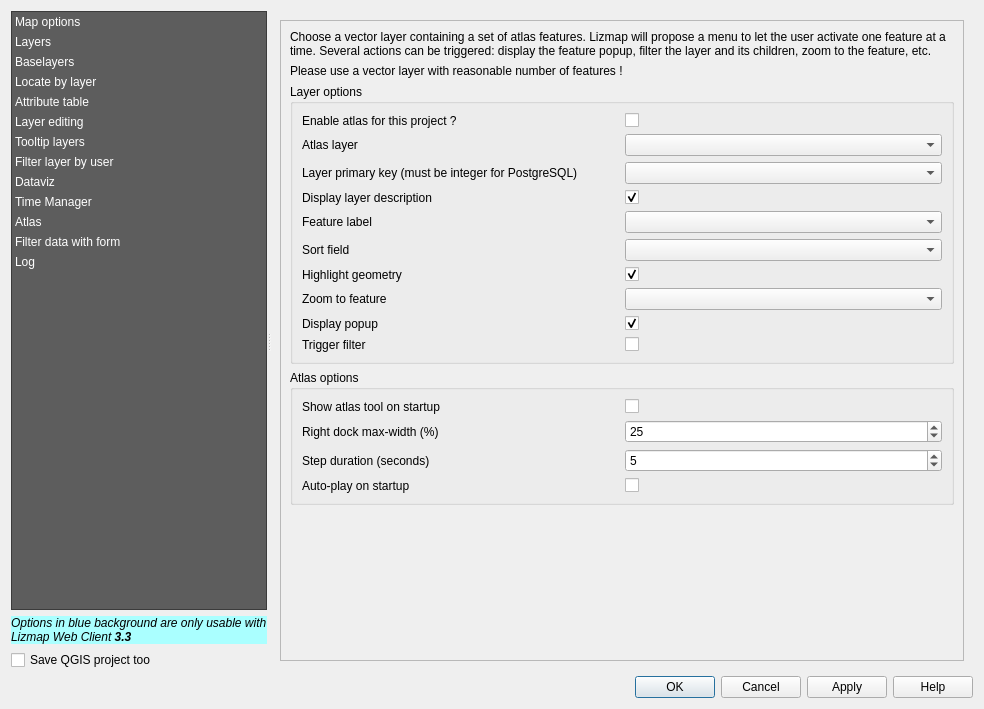
Above: resources/ui/ui_lizmap.ui from 3liz/lizmap-plugin before the change. Below: the same form after it.
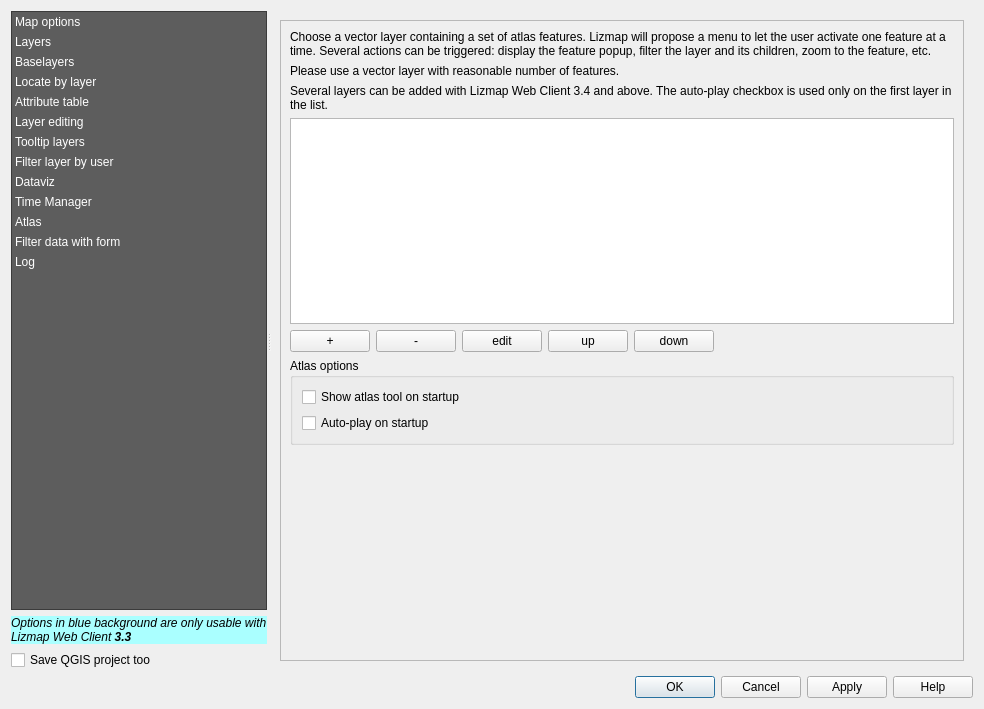
That is the form after the change. The open tabs and pages were chosen to show the change. Custom widgets are drawn as their Qt base class.

Commit message: add multi atlas and form edition

Patch:
```diff
--- a/resources/ui/ui_lizmap.ui
+++ b/resources/ui/ui_lizmap.ui
@@ -4133,7 +4133,7 @@
                <rect>
                 <x>0</x>
                 <y>0</y>
-                <width>686</width>
+                <width>684</width>
                 <height>640</height>
                </rect>
               </property>
@@ -4151,201 +4151,78 @@
                <item>
                 <widget class="QLabel" name="label_90">
                  <property name="text">
-                  <string>Please use a vector layer with reasonable number of features !</string>
+                  <string>Please use a vector layer with reasonable number of features.</string>
                  </property>
                 </widget>
                </item>
                <item>
-                <widget class="QGroupBox" name="groupBox">
-                 <property name="title">
-                  <string>Layer options</string>
-                 </property>
-                 <layout class="QVBoxLayout" name="verticalLayout_42">
-                  <item>
-                   <layout class="QGridLayout" name="gridLayout">
-                    <item row="1" column="3">
-                     <widget class="QgsMapLayerComboBox" name="atlasLayer">
-                      <property name="toolTip">
-                       <string>The vector layer for the atlas</string>
-                      </property>
-                     </widget>
-                    </item>
-                    <item row="8" column="1">
-                     <widget class="QLabel" name="label_84">
+                <widget class="QLabel" name="label_48">
                       <property name="text">
-                       <string>Zoom to feature</string>
-                      </property>
-                     </widget>
-                    </item>
-                    <item row="10" column="1">
-                     <widget class="QLabel" name="label_86">
-                      <property name="text">
-                       <string>Trigger filter</string>
-                      </property>
-                     </widget>
-                    </item>
-                    <item row="9" column="3">
-                     <widget class="QCheckBox" name="atlasDisplayPopup">
-                      <property name="toolTip">
-                       <string>You can choose to display the popup in the feature in the atlas container or not</string>
-                      </property>
-                      <property name="text">
-                       <string/>
-                      </property>
-                      <property name="checked">
+                  <string>&lt;html&gt;&lt;head/&gt;&lt;body&gt;&lt;p&gt;Several layers can be added with Lizmap Web Client 3.4 and above. The auto-play checkbox is used only on the first layer in the list.&lt;/p&gt;&lt;/body&gt;&lt;/html&gt;</string>
+                 </property>
+                 <property name="wordWrap">
                        <bool>true</bool>
                       </property>
                      </widget>
                     </item>
-                    <item row="1" column="1">
-                     <widget class="QLabel" name="label_82">
-                      <property name="text">
-                       <string>Atlas layer</string>
+               <item>
+                <widget class="QTableWidget" name="table_atlas">
+                 <property name="selectionBehavior">
+                  <enum>QAbstractItemView::SelectColumns</enum>
                       </property>
                      </widget>
                     </item>
-                    <item row="5" column="1">
-                     <widget class="QLabel" name="label_83">
+               <item>
+                <layout class="QHBoxLayout" name="horizontalLayout_23">
+                 <item>
+                  <widget class="QPushButton" name="button_atlas_add">
                       <property name="text">
-                       <string>Feature label</string>
+                    <string notr="true">+</string>
                       </property>
                      </widget>
                     </item>
-                    <item row="9" column="1">
-                     <widget class="QLabel" name="label_85">
+                 <item>
+                  <widget class="QPushButton" name="button_atlas_remove">
                       <property name="text">
-                       <string>Display popup</string>
+                    <string notr="true">-</string>
                       </property>
                      </widget>
                     </item>
-                    <item row="10" column="3">
-                     <widget class="QCheckBox" name="atlasTriggerFilter">
-                      <property name="toolTip">
-                       <string>If you want to activate filter on the feature selected by the atlas, it will hide all other features of the layer and only show the one selected</string>
-                      </property>
+                 <item>
+                  <widget class="QPushButton" name="button_atlas_edit">
                       <property name="text">
-                       <string/>
+                    <string notr="true">edit</string>
                       </property>
                      </widget>
                     </item>
-                    <item row="3" column="3">
-                     <widget class="QCheckBox" name="atlasDisplayLayerDescription">
-                      <property name="toolTip">
-                       <string>If you want to display the layer description in the dock of your atlas</string>
-                      </property>
+                 <item>
+                  <widget class="QPushButton" name="button_atlas_up">
                       <property name="text">
-                       <string/>
-                      </property>
-                      <property name="checked">
-                       <bool>true</bool>
-                      </property>
-                     </widget>
-                    </item>
-                    <item row="3" column="1">
-                     <widget class="QLabel" name="label_88">
+                    <string notr="true">up</string>
+                   </property>
+                  </widget>
+                 </item>
+                 <item>
+                  <widget class="QPushButton" name="button_atlas_down">
                       <property name="text">
-                       <string>Display layer description</string>
+                    <string notr="true">down</string>
                       </property>
                      </widget>
                     </item>
-                    <item row="5" column="3">
-                     <widget class="QgsFieldComboBox" name="atlasFeatureLabel">
-                      <property name="toolTip">
-                       <string>Choose the field who contains the name of your features, it will be shown instead of the primary key in the list of features</string>
-                      </property>
-                     </widget>
-                    </item>
-                    <item row="0" column="3">
-                     <widget class="QCheckBox" name="atlasEnabled">
-                      <property name="toolTip">
-                       <string>if the atlas is enabled or not in your project</string>
-                      </property>
-                      <property name="text">
-                       <string/>
-                      </property>
-                     </widget>
-                    </item>
-                    <item row="0" column="1">
-                     <widget class="QLabel" name="label_91">
-                      <property name="text">
-                       <string>Enable atlas for this project ?</string>
-                      </property>
-                     </widget>
-                    </item>
-                    <item row="7" column="1">
-                     <widget class="QLabel" name="label_92">
-                      <property name="text">
-                       <string>Highlight geometry</string>
-                      </property>
-                     </widget>
-                    </item>
-                    <item row="7" column="3">
-                     <widget class="QCheckBox" name="atlasHighlightGeometry">
-                      <property name="toolTip">
-                       <string>You can choose to highlight the feature selected by the atlas, it will change every time it’s switching to a new feature</string>
-                      </property>
-                      <property name="text">
-                       <string/>
-                      </property>
-                      <property name="checked">
-                       <bool>true</bool>
-                      </property>
-                     </widget>
-                    </item>
-                    <item row="6" column="1">
-                     <widget class="QLabel" name="label_93">
-                      <property name="text">
-                       <string>Sort field</string>
-                      </property>
-                     </widget>
-                    </item>
-                    <item row="6" column="3">
-                     <widget class="QgsFieldComboBox" name="atlasSortField">
-                      <property name="toolTip">
-                       <string>Your atlas will be sorted according to this field</string>
-                      </property>
-                     </widget>
-                    </item>
-                    <item row="8" column="3">
-                     <widget class="QComboBox" name="atlasZoom">
-                      <property name="toolTip">
-                       <string>Choose between a zoom on the feature or to make it the center of your map</string>
-                      </property>
                       <item>
-                       <property name="text">
-                        <string/>
-                       </property>
-                      </item>
-                      <item>
-                       <property name="text">
-                        <string>zoom</string>
-                       </property>
-                      </item>
-                      <item>
-                       <property name="text">
-                        <string>center</string>
-                       </property>
-                      </item>
-                     </widget>
-                    </item>
-                    <item row="2" column="1">
-                     <widget class="QLabel" name="label_96">
-                      <property name="text">
-                       <string>Layer primary key (must be integer for PostgreSQL)</string>
-                      </property>
-                     </widget>
-                    </item>
-                    <item row="2" column="3">
-                     <widget class="QgsFieldComboBox" name="atlasPrimaryKey">
-                      <property name="toolTip">
-                       <string>The primary key field, it must be an integer</string>
-                      </property>
-                     </widget>
-                    </item>
-                   </layout>
-                  </item>
-                 </layout>
-                </widget>
+                  <spacer name="horizontalSpacer_4">
+                   <property name="orientation">
+                    <enum>Qt::Horizontal</enum>
+                   </property>
+                   <property name="sizeHint" stdset="0">
+                    <size>
+                     <width>40</width>
+                     <height>20</height>
+                    </size>
+                   </property>
+                  </spacer>
+                 </item>
+                </layout>
                </item>
                <item>
                 <widget class="QGroupBox" name="groupBox_2">
@@ -4354,91 +4231,24 @@
                  </property>
                  <layout class="QVBoxLayout" name="verticalLayout_44">
                   <item>
-                   <layout class="QGridLayout" name="gridLayout_5">
-                    <item row="3" column="0">
-                     <widget class="QLabel" name="label_94">
-                      <property name="text">
-                       <string>Step duration (seconds)</string>
-                      </property>
-                     </widget>
-                    </item>
-                    <item row="0" column="0">
-                     <widget class="QLabel" name="label_95">
-                      <property name="text">
-                       <string>Show atlas tool on startup</string>
-                      </property>
-                     </widget>
-                    </item>
-                    <item row="0" column="1">
                      <widget class="QCheckBox" name="atlasShowAtStartup">
                       <property name="toolTip">
                        <string>If you want to open the atlas tool when you open your project</string>
                       </property>
                       <property name="text">
-                       <string/>
+                     <string>Show atlas tool on startup</string>
                       </property>
                      </widget>
                     </item>
-                    <item row="3" column="1">
-                     <widget class="QSpinBox" name="atlasDuration">
-                      <property name="toolTip">
-                       <string>You can select the duration between each step when your atlas is in auto-play mode</string>
-                      </property>
-                      <property name="minimum">
-                       <number>2</number>
-                      </property>
-                      <property name="maximum">
-                       <number>60</number>
-                      </property>
-                      <property name="value">
-                       <number>5</number>
-                      </property>
-                     </widget>
-                    </item>
-                    <item row="4" column="0">
-                     <widget class="QLabel" name="label_89">
-                      <property name="text">
-                       <string>Auto-play on startup</string>
-                      </property>
-                     </widget>
-                    </item>
-                    <item row="4" column="1">
+                  <item>
                      <widget class="QCheckBox" name="atlasAutoPlay">
                       <property name="toolTip">
                        <string>If you want to launch the auto-play mode when you open your project</string>
                       </property>
                       <property name="text">
-                       <string/>
-                      </property>
-                     </widget>
-                    </item>
-                    <item row="1" column="0">
-                     <widget class="QLabel" name="label_87">
-                      <property name="text">
-                       <string>Right dock max-width (%)</string>
-                      </property>
-                     </widget>
-                    </item>
-                    <item row="1" column="1">
-                     <widget class="QSpinBox" name="atlasMaxWidth">
-                      <property name="toolTip">
-                       <string>You can choose the size of the atlas dock (20%-50%)</string>
-                      </property>
-                      <property name="minimum">
-                       <number>20</number>
-                      </property>
-                      <property name="maximum">
-                       <number>50</number>
-                      </property>
-                      <property name="singleStep">
-                       <number>5</number>
-                      </property>
-                      <property name="value">
-                       <number>25</number>
-                      </property>
-                     </widget>
-                    </item>
-                   </layout>
+                     <string>Auto-play on startup</string>
+                    </property>
+                   </widget>
                   </item>
                  </layout>
                 </widget>
@@ -4810,6 +4620,16 @@
   </layout>
  </widget>
  <customwidgets>
+  <customwidget>
+   <class>QgsFieldComboBox</class>
+   <extends>QComboBox</extends>
+   <header>qgis.gui</header>
+  </customwidget>
+  <customwidget>
+   <class>QgsMapLayerComboBox</class>
+   <extends>QComboBox</extends>
+   <header>qgis.gui</header>
+  </customwidget>
   <customwidget>
    <class>QgsCollapsibleGroupBox</class>
    <extends>QGroupBox</extends>
@@ -4821,16 +4641,6 @@
    <extends>QToolButton</extends>
    <header>qgis.gui</header>
   </customwidget>
-  <customwidget>
-   <class>QgsFieldComboBox</class>
-   <extends>QComboBox</extends>
-   <header>qgis.gui</header>
-  </customwidget>
-  <customwidget>
-   <class>QgsMapLayerComboBox</class>
-   <extends>QComboBox</extends>
-   <header>qgis.gui</header>
-  </customwidget>
   <customwidget>
    <class>QgsCodeEditorHTML</class>
    <extends>QTextEdit</extends>
```
Left out of the diff: 28 changed lines with no effect on the pictures. Lines whose indentation alone changed are shown as unchanged. The commit also changes 12 other files.
